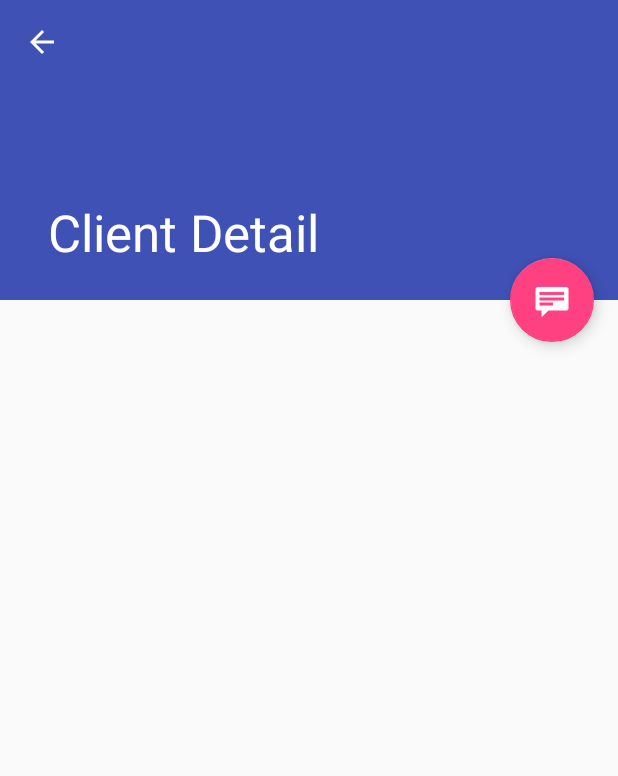
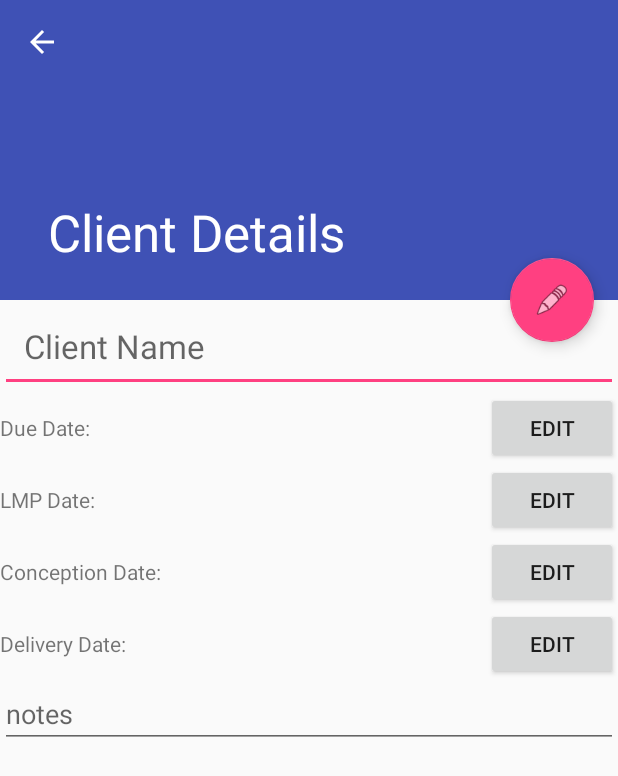
Before and after one commit to MrMustardTBC/MidwifeClientTracker, an Android app: the ClientDetailFragment screen opened directly, with no data from a screen before it, on a phone screen of 412 x 824 dp. Shown: the top 776 px of the screen. Run offline under Robolectric (Android 15) with nearby library versions, the phone set to English and light mode, and no system bars; our stand-ins replace data binding; 3 statements that could not run were skipped.

Commit message:
Working on detail layout

```diff
--- a/app/src/main/java/com/spencerandbrown/midwifeclienttracker/ClientDetailFragment.java
+++ b/app/src/main/java/com/spencerandbrown/midwifeclienttracker/ClientDetailFragment.java
@@ -53,7 +53,7 @@ public class ClientDetailFragment extends Fragment {
             Activity activity = this.getActivity();
             CollapsingToolbarLayout appBarLayout = (CollapsingToolbarLayout) activity.findViewById(R.id.toolbar_layout);
             if (appBarLayout != null) {
-                appBarLayout.setTitle(mItem.name);
+                appBarLayout.setTitle(getResources().getString(R.string.title_client_detail));
             }
         }
     }
--- a/app/src/main/java/com/spencerandbrown/midwifeclienttracker/model/Client.java
+++ b/app/src/main/java/com/spencerandbrown/midwifeclienttracker/model/Client.java
@@ -1,10 +1,9 @@
 package com.spencerandbrown.midwifeclienttracker.model;
 
+import java.text.DateFormat;
+import java.text.SimpleDateFormat;
 import java.util.Date;
 
-/**
- * Created by mbb on 8/24/2016.
- */
 public class Client {
 
     public Integer id;
@@ -18,19 +17,28 @@ public class Client {
     public Client(String name) {
      this.name=name;
     }
+
     public String dueDateText () {
-        return dueDate.toString();
+        return FormatDate(dueDate);
     }
 
     public String LMPDateText () {
-        return LMPDate.toString();
+        return FormatDate(LMPDate);
     }
 
     public String deliveryDateText () {
-        return deliveryDate.toString();
+        return FormatDate(deliveryDate);
     }
 
     public String conceptionDateText () {
-        return conceptionDate.toString();
+        return FormatDate(conceptionDate);
+    }
+
+    private String FormatDate(Date dateToFormat){
+        DateFormat format= DateFormat.getDateInstance();
+        if(dateToFormat!=null)
+            return format.format(dateToFormat);
+        else
+            return "";
     }
 }
--- a/app/src/main/res/layout/activity_client_detail.xml
+++ b/app/src/main/res/layout/activity_client_detail.xml
@@ -53,7 +53,7 @@
             android:layout_height="wrap_content"
             android:layout_gravity="center_vertical|start"
             android:layout_margin="@dimen/fab_margin"
-            android:src="@android:drawable/stat_notify_chat"
+            android:src="@android:drawable/ic_menu_edit"
             app:layout_anchor="@+id/client_detail_container"
             app:layout_anchorGravity="top|end" />
 
--- a/app/src/main/res/layout/activity_client_list.xml
+++ b/app/src/main/res/layout/activity_client_list.xml
@@ -43,7 +43,7 @@
         android:layout_height="wrap_content"
         android:layout_gravity="bottom|end"
         android:layout_margin="@dimen/fab_margin"
-        android:src="@android:drawable/ic_dialog_email" />
+        android:src="@android:drawable/ic_input_add" />
 
 
 </android.support.design.widget.CoordinatorLayout>
--- a/app/src/main/res/layout/client_detail.xml
+++ b/app/src/main/res/layout/client_detail.xml
@@ -1,6 +1,5 @@
 <?xml version="1.0" encoding="utf-8"?>
 <layout xmlns:android="http://schemas.android.com/apk/res/android"
-    xmlns:app="http://schemas.android.com/apk/res-auto"
     xmlns:tools="http://schemas.android.com/tools">
     <data>
         <import type="com.spencerandbrown.midwifeclienttracker.model.Client" />
@@ -12,20 +11,129 @@
         android:layout_height="fill_parent"
         android:orientation="vertical" >
 
-        <TextView android:id="@+id/client_detail"
+
+        <EditText android:id="@+id/client_name"
             style="?android:attr/textAppearanceLarge"
             android:layout_width="match_parent"
-            android:layout_height="match_parent"
+            android:layout_height="wrap_content"
             android:padding="16dp"
-            android:textIsSelectable="true"
+            android:hint="@string/client_name"
             tools:context="com.spencerandbrown.midwifeclienttracker.ClientDetailFragment"
             android:text="@{client.name}"/>
 
+        <RelativeLayout
+        android:layout_width="fill_parent"
+        android:layout_height="wrap_content"
+        android:orientation="horizontal">
+            <TextView
+                android:id="@+id/client_duedate_label"
+                android:layout_width="wrap_content"
+                android:layout_height="wrap_content"
+                android:layout_centerVertical="true"
+                android:text = "@string/due_date_label"/>
+            <TextView
+                android:id="@+id/client_duedate"
+                android:layout_width="wrap_content"
+                android:layout_height="wrap_content"
+                android:layout_centerVertical="true"
+                android:layout_toLeftOf="@+id/edit_duedate"
+                android:text="@{client.dueDateText}" />
 
-        <TextView
+            <Button
+                android:id="@+id/edit_duedate"
+                android:layout_width="wrap_content"
+                android:layout_height="wrap_content"
+                android:layout_alignParentRight="true"
+                android:layout_alignParentEnd="true"
+                android:text="@string/edit" />
+        </RelativeLayout>
+
+        <RelativeLayout
+            android:layout_width="fill_parent"
+            android:layout_height="wrap_content"
+            android:orientation="horizontal">
+            <TextView
+                android:id="@+id/lmp_date_label"
+                android:layout_width="wrap_content"
+                android:layout_height="wrap_content"
+                android:layout_centerVertical="true"
+                android:text = "@string/lmp_date_label"/>
+            <TextView
+                android:id="@+id/lmp_date"
+                android:layout_width="wrap_content"
+                android:layout_height="wrap_content"
+                android:layout_centerVertical="true"
+                android:layout_toLeftOf="@+id/edit_lmp_date"
+                android:text="@{client.LMPDateText()}" />
+
+            <Button
+                android:id="@+id/edit_lmp_date"
+                android:layout_width="wrap_content"
+                android:layout_height="wrap_content"
+                android:layout_alignParentRight="true"
+                android:layout_alignParentEnd="true"
+                android:text="@string/edit" />
+        </RelativeLayout>
+
+        <RelativeLayout
+            android:layout_width="fill_parent"
+            android:layout_height="wrap_content"
+            android:orientation="horizontal">
+            <TextView
+                android:id="@+id/conception_date_label"
+                android:layout_width="wrap_content"
+                android:layout_height="wrap_content"
+                android:layout_centerVertical="true"
+                android:text = "@string/conception_date_label"/>
+            <TextView
+                android:id="@+id/conception_date"
+                android:layout_width="wrap_content"
+                android:layout_height="wrap_content"
+                android:layout_centerVertical="true"
+                android:layout_toLeftOf="@+id/edit_conception_date"
+                android:text="@{client.conceptionDateText()}" />
+
+            <Button
+                android:id="@+id/edit_conception_date"
+                android:layout_width="wrap_content"
+                android:layout_height="wrap_content"
+                android:layout_alignParentRight="true"
+                android:layout_alignParentEnd="true"
+                android:text="@string/edit" />
+        </RelativeLayout>
+
+        <RelativeLayout
+            android:layout_width="fill_parent"
+            android:layout_height="wrap_content"
+            android:orientation="horizontal">
+            <TextView
+                android:id="@+id/delivery_date_label"
+                android:layout_width="wrap_content"
+                android:layout_height="wrap_content"
+                android:layout_centerVertical="true"
+                android:text = "@string/delivery_date_label"/>
+            <TextView
+                android:id="@+id/delivery_date"
+                android:layout_width="wrap_content"
+                android:layout_height="wrap_content"
+                android:layout_centerVertical="true"
+                android:layout_toLeftOf="@+id/edit_delivery_date"
+                android:text="@{client.deliveryDateText()}" />
+
+            <Button
+                android:id="@+id/edit_delivery_date"
+                android:layout_width="wrap_content"
+                android:layout_height="wrap_content"
+                android:layout_alignParentRight="true"
+                android:layout_alignParentEnd="true"
+                android:text="@string/edit" />
+        </RelativeLayout>
+
+        <EditText
+            android:id="@+id/notes"
             android:layout_width="match_parent"
-            android:layout_height="100px"
-            android:id="@+id/client_duedate"
-            android:text="@{client.dueDateText}" />
+            android:layout_height="match_parent"
+            android:hint="@string/notes_hint"
+            android:text="@{client.notes}"/>
     </LinearLayout>
 </layout>
--- a/app/src/main/res/values/strings.xml
+++ b/app/src/main/res/values/strings.xml
@@ -1,4 +1,11 @@
 <resources>
-    <string name="app_name">MidwifeClientTracker</string>
-    <string name="title_client_detail">Client Detail</string>
+    <string name="app_name">Midwife Client Tracker</string>
+    <string name="title_client_detail">Client Details</string>
+    <string name="edit">Edit</string>
+    <string name="client_name">Client Name</string>
+    <string name="due_date_label">Due Date:</string>
+    <string name="lmp_date_label">LMP Date:</string>
+    <string name="conception_date_label">Conception Date:</string>
+    <string name="delivery_date_label">Delivery Date:</string>
+    <string name="notes_hint">notes</string>
 </resources>
```
